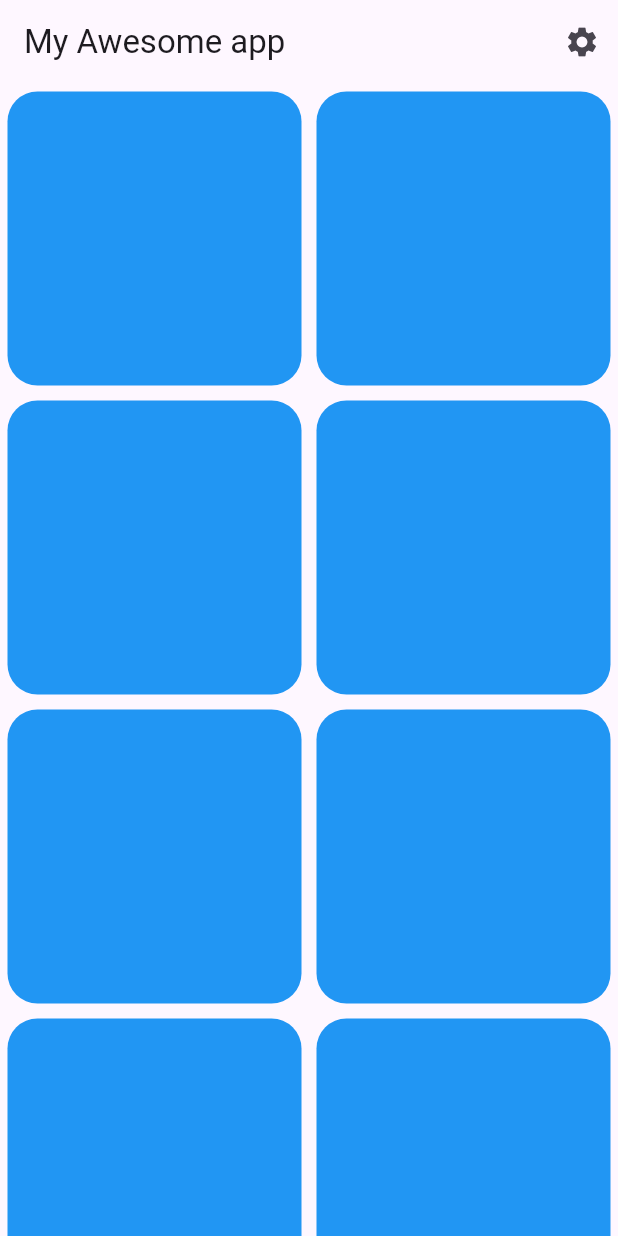
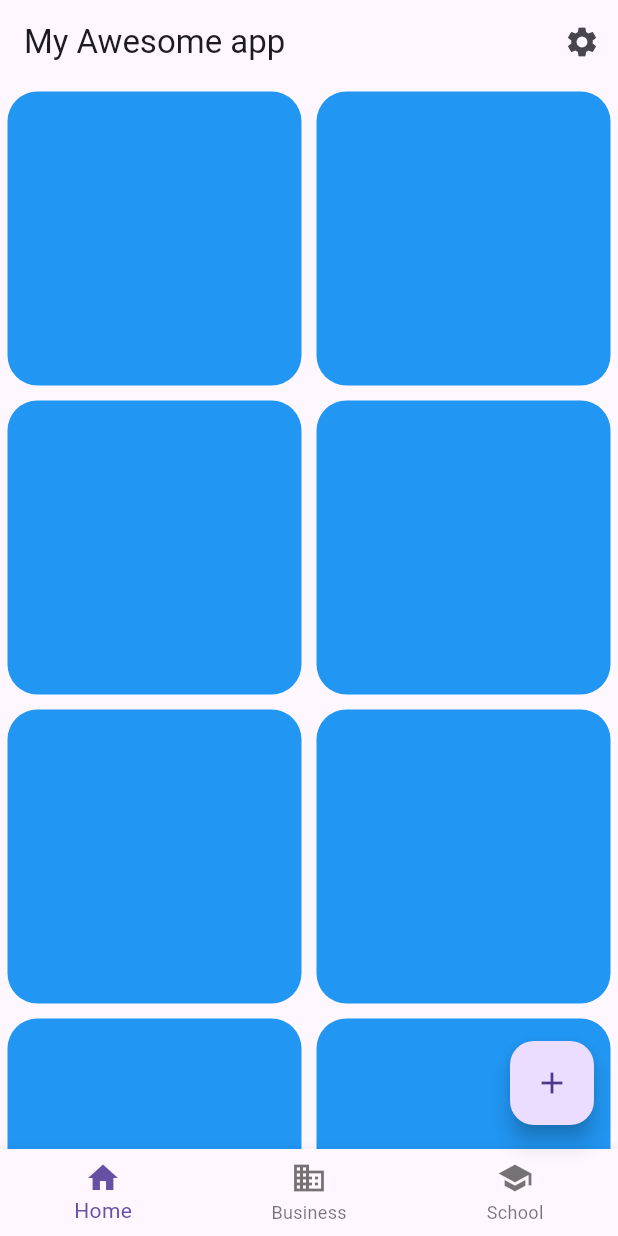
Before and after one commit to LordStacker/mobile_playground, a Flutter app: the screen it shows after launch, on a phone screen of 412 x 824 dp. Run offline on Flutter 3.47's test engine with Material 3 defaults, Android fonts, the phone set to English and light mode, and no system bars.

Commit message:
90% done

```diff
--- a/lib/main.dart
+++ b/lib/main.dart
@@ -45,6 +45,34 @@
                 ));
           }),
         ),
+        floatingActionButton:  FloatingActionButton(
+          onPressed: () { },
+          child: const Icon(Icons.add),
+        ),
+      bottomNavigationBar: BottomNavigationBar(
+        items: [
+          BottomNavigationBarItem(
+            icon: Icon(Icons.home),
+            label: 'Home',
+          ),
+          BottomNavigationBarItem(
+            icon: Icon(Icons.business),
+            label: 'Business',
+          ),
+          BottomNavigationBarItem(
+            icon: Icon(Icons.school),
+            label: 'School',
+          ) /*,
+          BottomNavigationBarItem(
+            icon: Icon(Icons.business),
+            label: 'Business',
+          ),
+          BottomNavigationBarItem(
+            icon: Icon(Icons.school),
+            label: 'School',
+          ),*/
+          ],
+      ),
       ),
     );
   }
```
